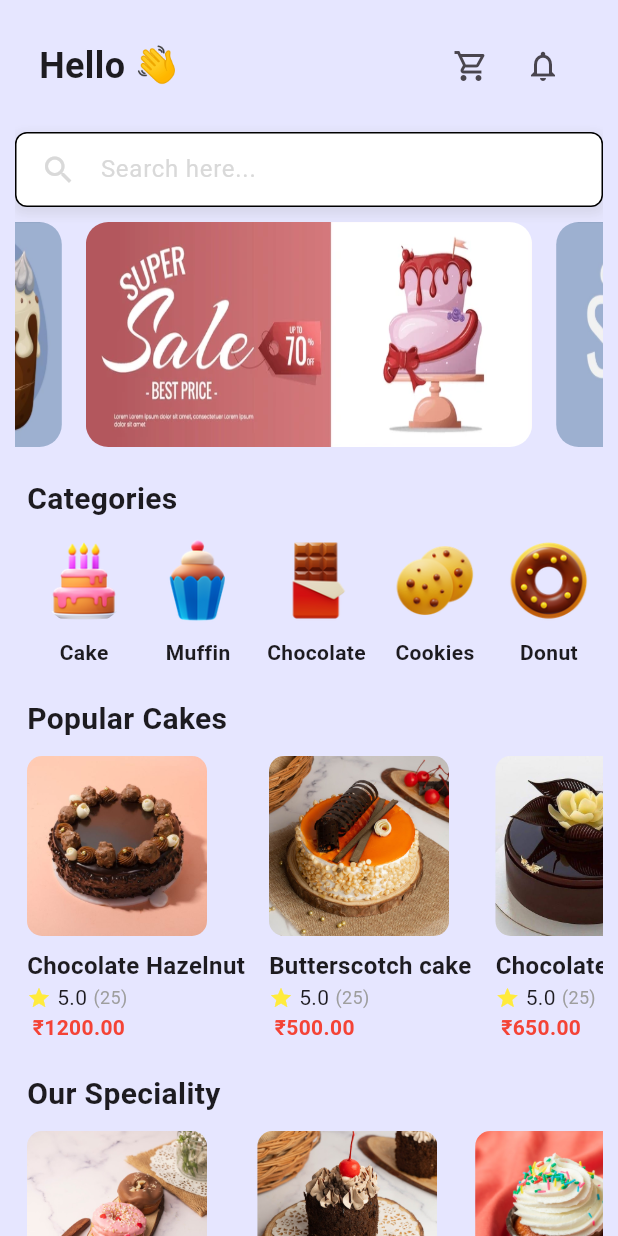
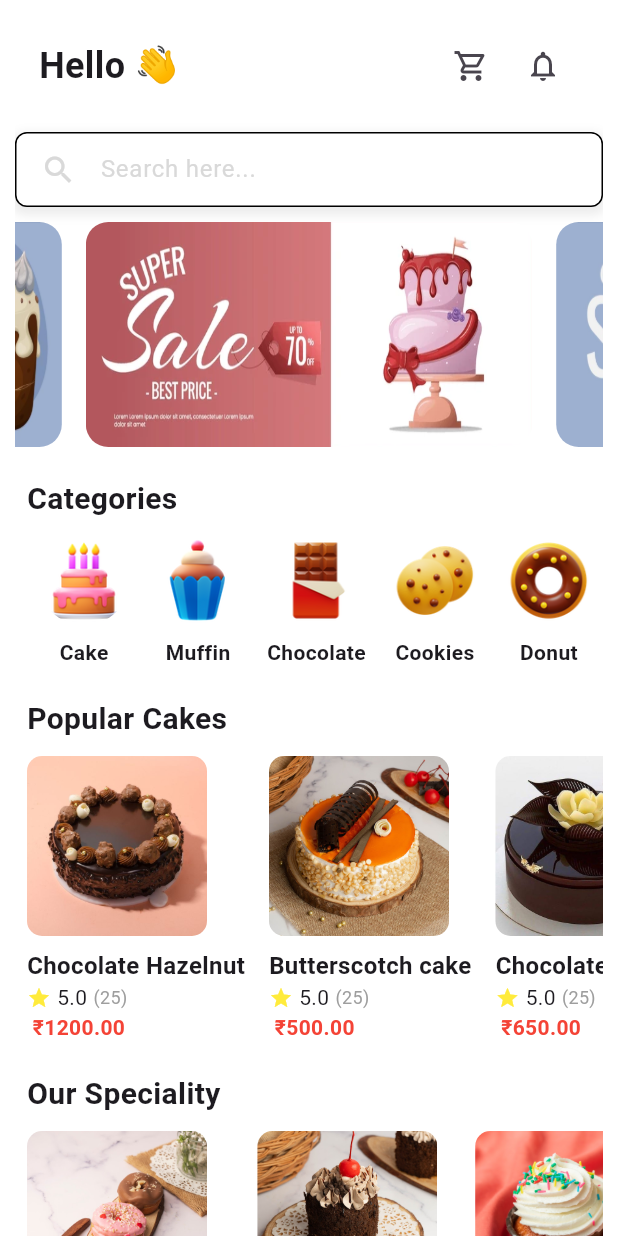
Before and after one commit to samruddhin24/BakeryManagementAPP, a Flutter app: the HomeScreen screen opened by its route, on a phone screen of 412 x 824 dp. Run offline on Flutter 3.47's test engine with Material 3 defaults, Android fonts, the phone set to English and light mode, and no system bars; drawn by our look-alikes of velocity_x; our stand-ins replace get.

Commit message:
minor color changes

```diff
--- a/lib/constants/app_colors.dart
+++ b/lib/constants/app_colors.dart
@@ -7,7 +7,7 @@ class AppColors{
   static const white = Color(0xFFFFFFFF);
   static const red = Color(0xFFFF0000);
   static const grey = Color(0xFFD9D9D9);
-  static const lightWhite = Color(0xe7e3e3ff);
+  static const lightWhite = Color(0xffcccccc);
 
 
 }
--- a/lib/screens/home/home_screen.dart
+++ b/lib/screens/home/home_screen.dart
@@ -20,7 +20,7 @@ class HomeScreen extends StatelessWidget {
     final HomeController controller = Get.find<HomeController>(tag: ControllerTags.homeController);
 
     return Scaffold(
-        backgroundColor: AppColors.lightWhite,
+        backgroundColor: AppColors.white,
       body: Padding(
         padding: const EdgeInsets.symmetric(horizontal: 10),
         child: SingleChildScrollView(
```
Also changed, not shown: lib/screens/home/home_controller.dart (+4 -4 lines).
